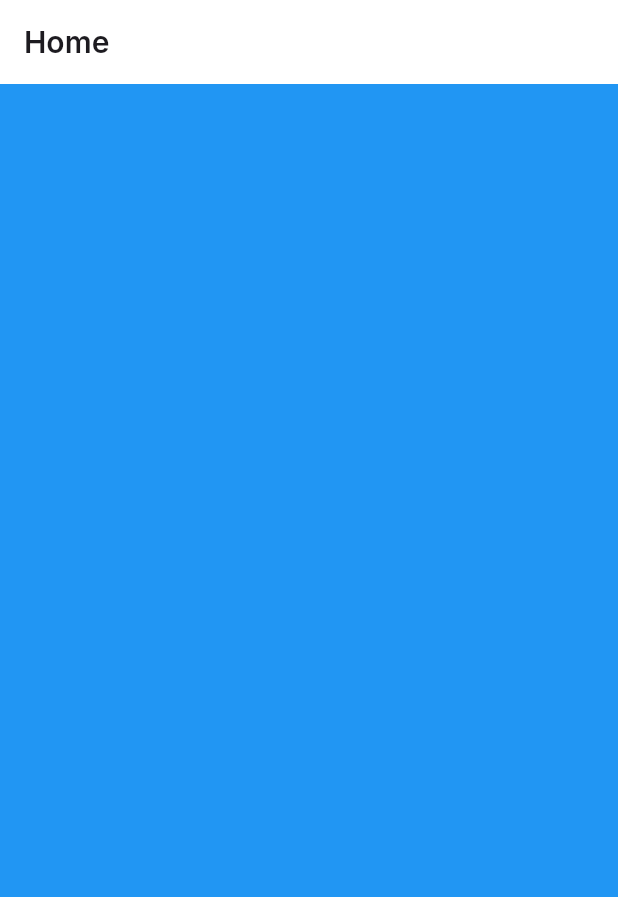
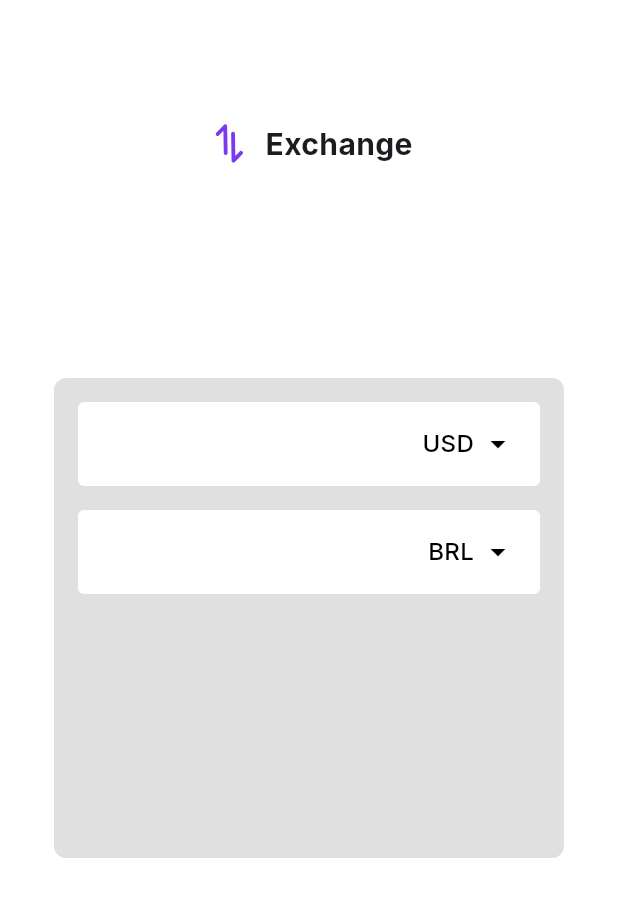
Before and after one commit to Barba2k2/currency_converter, a Flutter app: the screen it shows after launch, on a phone screen of 412 x 824 dp. Shown: the top 897 px of the screen. Run offline on Flutter 3.47's test engine with Material 3 defaults, Android fonts, the phone set to English and light mode, and no system bars; our stand-ins replace flutter_svg, google_fonts.

Commit message:
new features

```diff
--- a/design_system/lib/src/image/app_image.dart
+++ b/design_system/lib/src/image/app_image.dart
@@ -1,14 +1,6 @@
-import 'package:flutter/material.dart';
-
 class AppImage {
   static const String packageName = 'design_system';
 
-  static const arrows = AssetImage(
-    'assets/icons/arrows.svg',
-    package: packageName,
-  );
-  static const arrowsCurrency = AssetImage(
-    'assets/icons/arrows-exchange.svg',
-    package: packageName,
-  );
+  static const String arrows = 'assets/icons/arrows.svg';
+  static const String arrowsCurrency = 'assets/icons/arrows-exchange.svg';
 }
--- a/design_system/lib/src/theme/app_theme.dart
+++ b/design_system/lib/src/theme/app_theme.dart
@@ -11,7 +11,7 @@ class AppTheme {
     ),
     textTheme: TextTheme(
       titleLarge: GoogleFonts.inter(
-        fontWeight: FontWeight.w600,
+        fontWeight: FontWeight.w700,
         fontSize: 20,
         height: 1.25,
       ),
--- a/lib/main.dart
+++ b/lib/main.dart
@@ -3,6 +3,7 @@ import 'package:design_system/design_system.dart';
 import 'src/app_widget.dart';
 
 void main() {
+  WidgetsFlutterBinding.ensureInitialized();
   runApp(const MainApp());
 }
 
--- a/lib/src/app_widget.dart
+++ b/lib/src/app_widget.dart
@@ -1,17 +1,17 @@
 import 'package:flutter/material.dart';
+
+import 'package:design_system/design_system.dart';
+import 'package:flutter_svg/flutter_svg.dart';
+
+import 'presentation/home.dart';
 
 class AppWidget extends StatelessWidget {
   const AppWidget({super.key});
 
   @override
   Widget build(BuildContext context) {
-    return Scaffold(
-      appBar: AppBar(
-        title: const Text('Home'),
-      ),
-      body: Container(
-        color: Colors.blue,
-      ),
+    return const Scaffold(
+      body: Home(),
     );
   }
 }
--- /dev/null
+++ b/lib/src/controller/currency_controller.dart
@@ -0,0 +1,87 @@
+import 'package:flutter/material.dart';
+
+import '../service/currency_service.dart';
+
+class CurrencyController {
+  final TextEditingController topController = TextEditingController();
+  final TextEditingController bottomController = TextEditingController();
+  final CurrencyService currencyService = CurrencyService();
+  bool isConvertingTop = true;
+
+  String _topCurrency = 'USD';
+  String _bottomCurrency = 'BRL';
+
+  String get topCurrency => _topCurrency;
+  String get bottomCurrency => _bottomCurrency;
+
+  final List<Map<String, String>> currencies = [
+    {'code': 'USD', 'name': 'Dólar Americano'},
+    {'code': 'EUR', 'name': 'Euro'},
+    {'code': 'BRL', 'name': 'Real Brasileiro'},
+    {'code': 'GBP', 'name': 'Libra Esterlina'},
+    {'code': 'JPY', 'name': 'Iene Japonês'},
+  ];
+
+  void setTopCurrency(String value) {
+    _topCurrency = value;
+    // Reconverte usando o valor atual do campo superior
+    if (topController.text.isNotEmpty) {
+      _convertCurrency(
+        double.tryParse(topController.text) ?? 0,
+        _topCurrency,
+        _bottomCurrency,
+      );
+    }
+  }
+
+  void setBottomCurrency(String value) {
+    _bottomCurrency = value;
+    // Reconverte usando o valor atual do campo superior
+    if (topController.text.isNotEmpty) {
+      _convertCurrency(
+        double.tryParse(topController.text) ?? 0,
+        _topCurrency,
+        _bottomCurrency,
+      );
+    }
+  }
+
+  void onTopValueChanged() {
+    if (isConvertingTop && topController.text.isNotEmpty) {
+      _convertCurrency(
+        double.tryParse(topController.text) ?? 0,
+        _topCurrency,
+        _bottomCurrency,
+      );
+    }
+  }
+
+  void onBottomValueChanged() {
+    if (!isConvertingTop && bottomController.text.isNotEmpty) {
+      _convertCurrency(
+        double.tryParse(bottomController.text) ?? 0,
+        _bottomCurrency,
+        _topCurrency,
+      );
+    }
+  }
+
+  Future<void> _convertCurrency(double amount, String from, String to) async {
+    try {
+      final result = await currencyService.convertCurrency(from, to, amount);
+
+      if (isConvertingTop) {
+        bottomController.text = result.toStringAsFixed(2);
+      } else {
+        topController.text = result.toStringAsFixed(2);
+      }
+    } catch (e) {
+      print('Erro na conversão: $e');
+    }
+  }
+
+  void dispose() {
+    topController.dispose();
+    bottomController.dispose();
+  }
+}
--- /dev/null
+++ b/lib/src/presentation/home.dart
@@ -0,0 +1,144 @@
+import 'package:design_system/design_system.dart';
+import 'package:flutter/material.dart';
+import 'package:flutter_svg/svg.dart';
+
+import '../controller/currency_controller.dart';
+
+class Home extends StatefulWidget {
+  const Home({super.key});
+
+  @override
+  State<Home> createState() => _HomeState();
+}
+
+class _HomeState extends State<Home> {
+  final CurrencyController controller = CurrencyController();
+
+  @override
+  void initState() {
+    super.initState();
+    controller.topController.addListener(controller.onTopValueChanged);
+    controller.bottomController.addListener(controller.onBottomValueChanged);
+  }
+
+  @override
+  void dispose() {
+    controller.dispose();
+    super.dispose();
+  }
+
+  Widget _buildCurrencyField({
+    required TextEditingController textController,
+    required String selectedCurrency,
+    required Function(String) onCurrencyChanged,
+    required bool isTop,
+  }) {
+    return TextFormField(
+      controller: textController,
+      keyboardType: const TextInputType.numberWithOptions(decimal: true),
+      onTap: () {
+        controller.isConvertingTop = isTop;
+      },
+      decoration: InputDecoration(
+        border: const OutlineInputBorder(
+          borderSide: BorderSide.none,
+        ),
+        filled: true,
+        fillColor: AppColors.white,
+        suffixIcon: PopupMenuButton<String>(
+          icon: Row(
+            mainAxisSize: MainAxisSize.min,
+            children: [
+              Text(
+                selectedCurrency,
+                style: const TextStyle(
+                  color: Colors.black,
+                  fontWeight: FontWeight.w500,
+                ),
+              ),
+              const SizedBox(width: 4),
+              const Icon(Icons.arrow_drop_down, color: Colors.black),
+              const SizedBox(width: 8),
+            ],
+          ),
+          onSelected: onCurrencyChanged,
+          itemBuilder: (BuildContext context) => controller.currencies
+              .map(
+                (currency) => PopupMenuItem(
+                  value: currency['code'],
+                  child: Text('${currency['code']} - ${currency['name']}'),
+                ),
+              )
+              .toList(),
+        ),
+      ),
+    );
+  }
+
+  @override
+  Widget build(BuildContext context) {
+    return Container(
+      color: AppColors.white,
+      child: Stack(
+        children: [
+          Padding(
+            padding: const EdgeInsets.only(top: 80),
+            child: Row(
+              mainAxisAlignment: MainAxisAlignment.center,
+              children: [
+                SizedBox(
+                  width: 32,
+                  height: 32,
+                  child: SvgPicture.asset(
+                    AppImage.arrows,
+                    package: AppImage.packageName,
+                  ),
+                ),
+                const SizedBox(width: 8),
+                Text(
+                  'Exchange',
+                  style: AppTheme.theme.textTheme.titleLarge,
+                ),
+              ],
+            ),
+          ),
+          Align(
+            alignment: Alignment.center,
+            child: SizedBox(
+              width: 340,
+              height: 320,
+              child: Container(
+                decoration: BoxDecoration(
+                  borderRadius: BorderRadius.circular(8),
+                  color: Colors.grey.shade300,
+                ),
+                child: Padding(
+                  padding: const EdgeInsets.all(16),
+                  child: Column(
+                    children: [
+                      _buildCurrencyField(
+                        textController: controller.topController,
+                        selectedCurrency: controller.topCurrency,
+                        onCurrencyChanged: (value) =>
+                            setState(() => controller.setTopCurrency(value)),
+                        isTop: true,
+                      ),
+                      const SizedBox(height: 16),
+                      _buildCurrencyField(
+                        textController: controller.bottomController,
+                        selectedCurrency: controller.bottomCurrency,
+                        onCurrencyChanged: (value) =>
+                            setState(() => controller.setBottomCurrency(value)),
+                        isTop: false,
+                      ),
+                    ],
+                  ),
+                ),
+              ),
+            ),
+          ),
+        ],
+      ),
+    );
+  }
+}
--- a/pubspec.yaml
+++ b/pubspec.yaml
@@ -11,6 +11,9 @@ dependencies:
     sdk: flutter
   design_system:
     path: ./design_system
+  flutter_svg: ^2.0.16
+  path_provider: ^2.1.5
+  http: ^1.2.2
 
 dev_dependencies:
   flutter_test:
```
Also changed, not shown: lib/src/service/currency_service.dart (added, +33 -0 lines), pubspec.lock, 3 other files.
